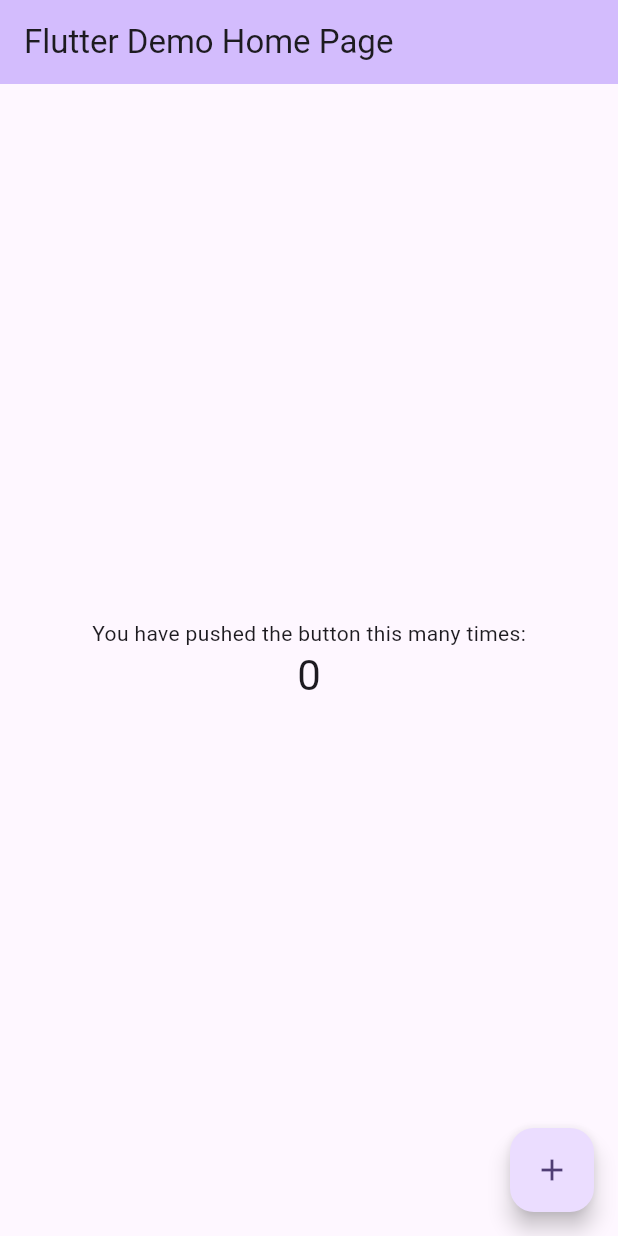
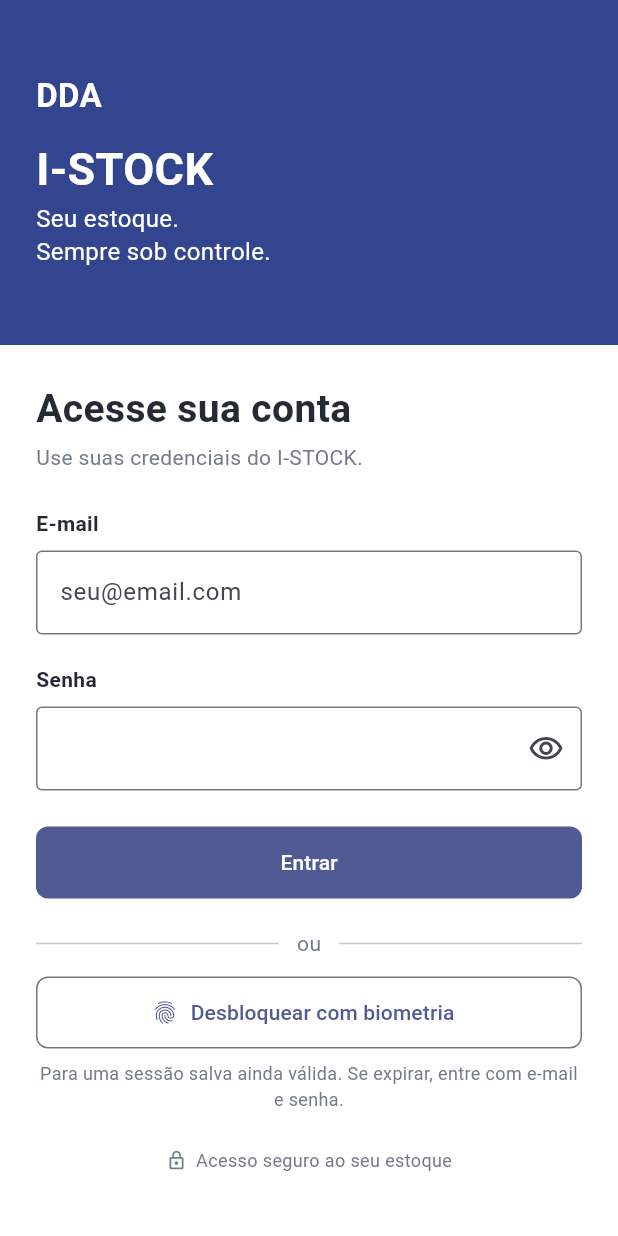
Before and after one commit to Cadu-f12/i-Stock-Mobile, a Flutter app: the screen it shows after launch, on a phone screen of 412 x 824 dp. Run offline on Flutter 3.47's test engine with Material 3 defaults, Android fonts, the phone set to English and light mode, and no system bars.

Commit message:
feat: Create the login page view

```diff
--- a/lib/main.dart
+++ b/lib/main.dart
@@ -1,122 +1,21 @@
 import 'package:flutter/material.dart';
+import 'package:i_stock_mobile/views/login_page.dart';
 
-void main() {
-  runApp(const MyApp());
-}
+void main() => runApp(const MyApp());
 
 class MyApp extends StatelessWidget {
   const MyApp({super.key});
 
-  // This widget is the root of your application.
   @override
-  Widget build(BuildContext context) {
-    return MaterialApp(
-      title: 'Flutter Demo',
-      theme: ThemeData(
-        // This is the theme of your application.
-        //
-        // TRY THIS: Try running your application with "flutter run". You'll see
-        // the application has a purple toolbar. Then, without quitting the app,
-        // try changing the seedColor in the colorScheme below to Colors.green
-        // and then invoke "hot reload" (save your changes or press the "hot
-        // reload" button in a Flutter-supported IDE, or press "r" if you used
-        // the command line to start the app).
-        //
-        // Notice that the counter didn't reset back to zero; the application
-        // state is not lost during the reload. To reset the state, use hot
-        // restart instead.
-        //
-        // This works for code too, not just values: Most code changes can be
-        // tested with just a hot reload.
-        colorScheme: .fromSeed(seedColor: Colors.deepPurple),
-      ),
-      home: const MyHomePage(title: 'Flutter Demo Home Page'),
-    );
-  }
+  Widget build(BuildContext context) => MaterialApp(
+    title: 'I-STOCK',
+    debugShowCheckedModeBanner: false,
+    theme: ThemeData(
+      useMaterial3: true,
+      colorScheme: ColorScheme.fromSeed(seedColor: const Color(0xFF34458F)),
+      scaffoldBackgroundColor: Colors.white,
+      fontFamily: 'Roboto',
+    ),
+    home: const LoginPage(),
+  );
 }
-
-class MyHomePage extends StatefulWidget {
-  const MyHomePage({super.key, required this.title});
-
-  // This widget is the home page of your application. It is stateful, meaning
-  // that it has a State object (defined below) that contains fields that affect
-  // how it looks.
-
-  // This class is the configuration for the state. It holds the values (in this
-  // case the title) provided by the parent (in this case the App widget) and
-  // used by the build method of the State. Fields in a Widget subclass are
-  // always marked "final".
-
-  final String title;
-
-  @override
-  State<MyHomePage> createState() => _MyHomePageState();
-}
-
-class _MyHomePageState extends State<MyHomePage> {
-  int _counter = 0;
-
-  void _incrementCounter() {
-    setState(() {
-      // This call to setState tells the Flutter framework that something has
-      // changed in this State, which causes it to rerun the build method below
-      // so that the display can reflect the updated values. If we changed
-      // _counter without calling setState(), then the build method would not be
-      // called again, and so nothing would appear to happen.
-      _counter++;
-    });
-  }
-
-  @override
-  Widget build(BuildContext context) {
-    // This method is rerun every time setState is called, for instance as done
-    // by the _incrementCounter method above.
-    //
-    // The Flutter framework has been optimized to make rerunning build methods
-    // fast, so that you can just rebuild anything that needs updating rather
-    // than having to individually change instances of widgets.
-    return Scaffold(
-      appBar: AppBar(
-        // TRY THIS: Try changing the color here to a specific color (to
-        // Colors.amber, perhaps?) and trigger a hot reload to see the AppBar
-        // change color while the other colors stay the same.
-        backgroundColor: Theme.of(context).colorScheme.inversePrimary,
-        // Here we take the value from the MyHomePage object that was created by
-        // the App.build method, and use it to set our appbar title.
-        title: Text(widget.title),
-      ),
-      body: Center(
-        // Center is a layout widget. It takes a single child and positions it
-        // in the middle of the parent.
-        child: Column(
-          // Column is also a layout widget. It takes a list of children and
-          // arranges them vertically. By default, it sizes itself to fit its
-          // children horizontally, and tries to be as tall as its parent.
-          //
-          // Column has various properties to control how it sizes itself and
-          // how it positions its children. Here we use mainAxisAlignment to
-          // center the children vertically; the main axis here is the vertical
-          // axis because Columns are vertical (the cross axis would be
-          // horizontal).
-          //
-          // TRY THIS: Invoke "debug painting" (choose the "Toggle Debug Paint"
-          // action in the IDE, or press "p" in the console), to see the
-          // wireframe for each widget.
-          mainAxisAlignment: .center,
-          children: [
-            const Text('You have pushed the button this many times:'),
-            Text(
-              '$_counter',
-              style: Theme.of(context).textTheme.headlineMedium,
-            ),
-          ],
-        ),
-      ),
-      floatingActionButton: FloatingActionButton(
-        onPressed: _incrementCounter,
-        tooltip: 'Increment',
-        child: const Icon(Icons.add),
-      ),
-    );
-  }
-}
--- /dev/null
+++ b/lib/views/login_page.dart
@@ -0,0 +1,201 @@
+import 'package:flutter/material.dart';
+
+class LoginPage extends StatefulWidget {
+  const LoginPage({super.key});
+
+  @override
+  State<LoginPage> createState() => _LoginPageState();
+}
+
+class _LoginPageState extends State<LoginPage> {
+  bool _showPassword = false;
+
+  @override
+  Widget build(BuildContext context) {
+    const blue = Color(0xFF34458F);
+    const graphite = Color(0xFF252B35);
+    const muted = Color(0xFF727B8B);
+    return Scaffold(
+      body: SafeArea(
+        top: false,
+        child: SingleChildScrollView(
+          keyboardDismissBehavior: ScrollViewKeyboardDismissBehavior.onDrag,
+          child: Column(
+            crossAxisAlignment: CrossAxisAlignment.stretch,
+            children: [
+              Container(
+                color: blue,
+                padding: EdgeInsets.fromLTRB(
+                  24,
+                  MediaQuery.paddingOf(context).top + 48,
+                  24,
+                  52,
+                ),
+                child: const Column(
+                  crossAxisAlignment: CrossAxisAlignment.start,
+                  children: [
+                    Text(
+                      'DDA',
+                      style: TextStyle(
+                        color: Colors.white,
+                        fontSize: 22,
+                        fontWeight: FontWeight.w700,
+                      ),
+                    ),
+                    SizedBox(height: 12),
+                    Text(
+                      'I-STOCK',
+                      style: TextStyle(
+                        color: Colors.white,
+                        fontSize: 30,
+                        fontWeight: FontWeight.w700,
+                      ),
+                    ),
+                    Text(
+                      'Seu estoque.\nSempre sob controle.',
+                      style: TextStyle(
+                        color: Colors.white,
+                        fontSize: 16,
+                        height: 1.4,
+                      ),
+                    ),
+                  ],
+                ),
+              ),
+              Padding(
+                padding: const EdgeInsets.all(24),
+                child: Column(
+                  crossAxisAlignment: CrossAxisAlignment.stretch,
+                  children: [
+                    const Text(
+                      'Acesse sua conta',
+                      style: TextStyle(
+                        color: graphite,
+                        fontSize: 26,
+                        fontWeight: FontWeight.w700,
+                      ),
+                    ),
+                    const SizedBox(height: 4),
+                    const Text(
+                      'Use suas credenciais do I-STOCK.',
+                      style: TextStyle(color: muted, fontSize: 14),
+                    ),
+                    const SizedBox(height: 24),
+                    const Text(
+                      'E-mail',
+                      style: TextStyle(
+                        color: graphite,
+                        fontWeight: FontWeight.w600,
+                      ),
+                    ),
+                    const SizedBox(height: 8),
+                    Semantics(
+                      label: 'E-mail',
+                      child: const TextField(
+                        keyboardType: TextInputType.emailAddress,
+                        textInputAction: TextInputAction.next,
+                        autofillHints: [AutofillHints.email],
+                        decoration: InputDecoration(
+                          hintText: 'seu@email.com',
+                          border: OutlineInputBorder(),
+                        ),
+                      ),
+                    ),
+                    const SizedBox(height: 20),
+                    const Text(
+                      'Senha',
+                      style: TextStyle(
+                        color: graphite,
+                        fontWeight: FontWeight.w600,
+                      ),
+                    ),
+                    const SizedBox(height: 8),
+                    Semantics(
+                      label: 'Senha',
+                      child: TextField(
+                        obscureText: !_showPassword,
+                        autofillHints: const [AutofillHints.password],
+                        decoration: InputDecoration(
+                          border: const OutlineInputBorder(),
+                          suffixIcon: IconButton(
+                            tooltip: _showPassword
+                                ? 'Ocultar senha'
+                                : 'Mostrar senha',
+                            onPressed: () =>
+                                setState(() => _showPassword = !_showPassword),
+                            icon: Icon(
+                              _showPassword
+                                  ? Icons.visibility_off_outlined
+                                  : Icons.visibility_outlined,
+                            ),
+                          ),
+                        ),
+                      ),
+                    ),
+                    const SizedBox(height: 24),
+                    SizedBox(
+                      height: 48,
+                      child: FilledButton(
+                        onPressed: () {},
+                        style: FilledButton.styleFrom(
+                          shape: RoundedRectangleBorder(
+                            borderRadius: BorderRadius.circular(8),
+                          ),
+                        ),
+                        child: const Text('Entrar'),
+                      ),
+                    ),
+                    const SizedBox(height: 20),
+                    const Row(
+                      children: [
+                        Expanded(child: Divider()),
+                        Padding(
+                          padding: EdgeInsets.symmetric(horizontal: 12),
+                          child: Text('ou', style: TextStyle(color: muted)),
+                        ),
+                        Expanded(child: Divider()),
+                      ],
+                    ),
+                    const SizedBox(height: 12),
+                    SizedBox(
+                      height: 48,
+                      child: OutlinedButton.icon(
+                        onPressed: () {},
+                        style: OutlinedButton.styleFrom(
+                          shape: RoundedRectangleBorder(
+                            borderRadius: BorderRadius.circular(8),
+                          ),
+                        ),
+                        icon: const Icon(Icons.fingerprint),
+                        label: const Text('Desbloquear com biometria'),
+                      ),
+                    ),
+                    const SizedBox(height: 8),
+                    const Text(
+                      'Para uma sessão salva ainda válida. Se expirar, entre com e-mail e senha.',
+                      textAlign: TextAlign.center,
+                      style: TextStyle(color: muted, fontSize: 12),
+                    ),
+                    const SizedBox(height: 24),
+                    const Wrap(
+                      alignment: WrapAlignment.center,
+                      crossAxisAlignment: WrapCrossAlignment.center,
+                      spacing: 6,
+                      children: [
+                        Icon(Icons.lock_outline, size: 14, color: muted),
+                        Text(
+                          'Acesso seguro ao seu estoque',
+                          style: TextStyle(color: muted, fontSize: 12),
+                        ),
+                      ],
+                    ),
+                  ],
+                ),
+              ),
+            ],
+          ),
+        ),
+      ),
+    );
+  }
+}
```
